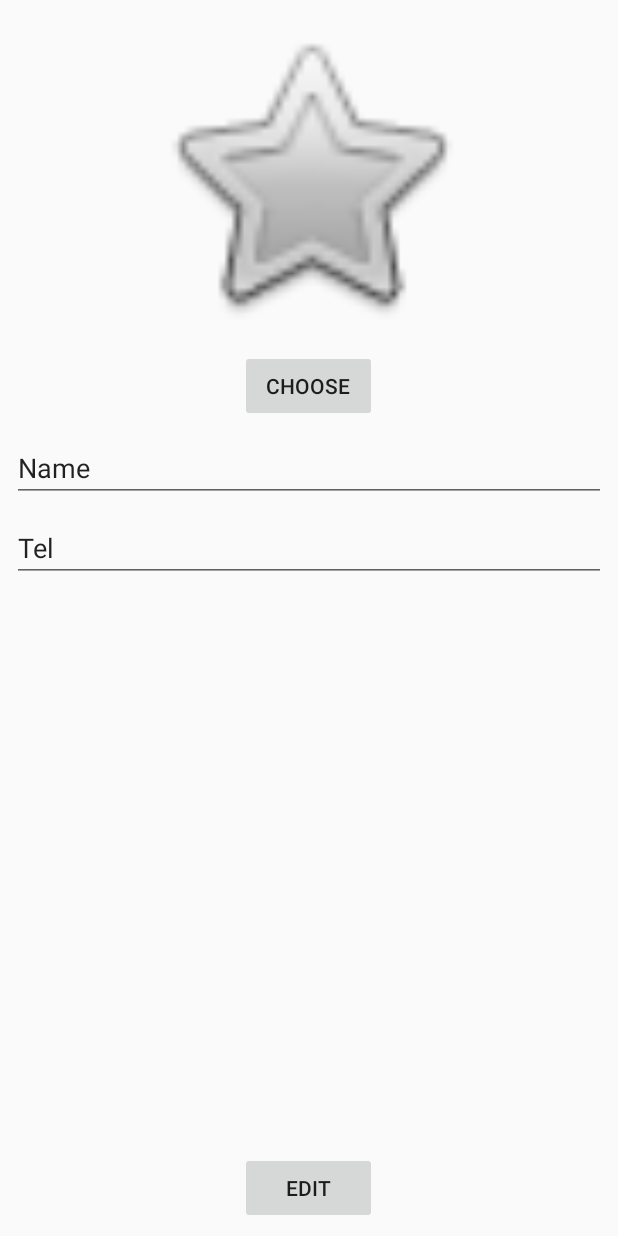
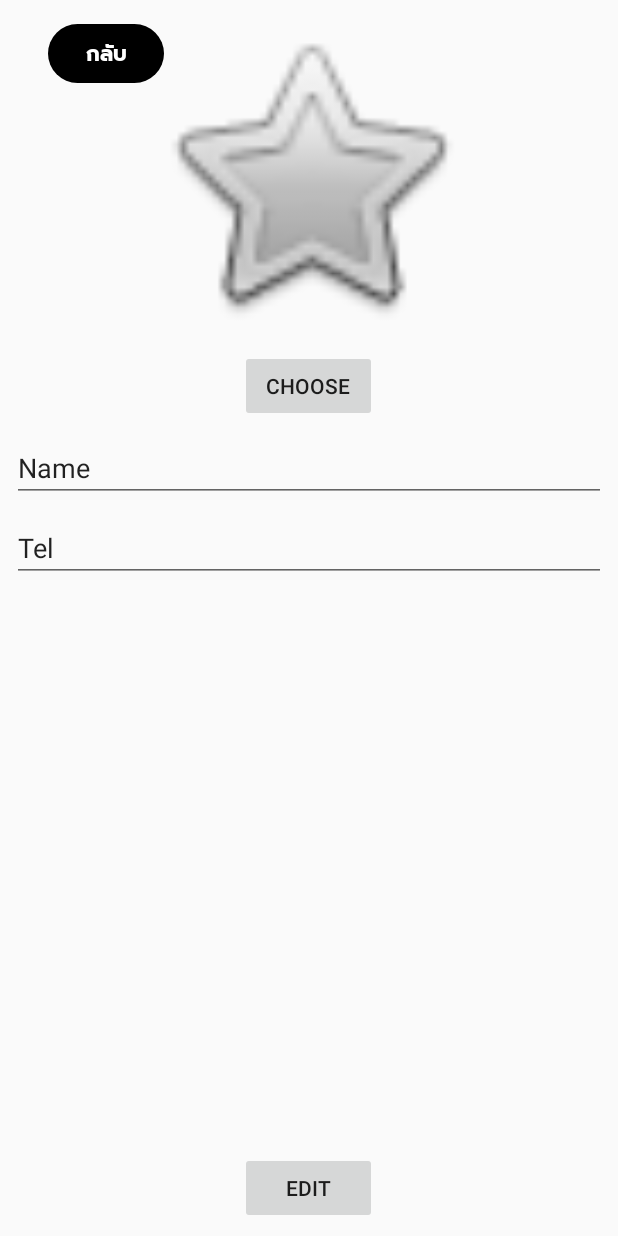
Before and after one commit to nawinest/Android-finalproject, an Android app: the fragment EditProfileFragment placed in its activity, after a tap on "EDIT", on a phone screen of 412 x 824 dp. Run offline under Robolectric (Android 15) with nearby library versions, the phone set to English and light mode, and no system bars; our stand-ins replace Firebase (no records; nobody signed in at launch, a user with empty details on screens opened directly), Picasso; pictures from the network do not load; Roboto replaces fonts that are not available here.

Commit message:
edit bug with Back Btn

```diff
--- a/FindBuffet/app/src/main/java/com/nawinc27/mac/findbuffet/Buffet_List/BuffetList_fragment.java
+++ b/FindBuffet/app/src/main/java/com/nawinc27/mac/findbuffet/Buffet_List/BuffetList_fragment.java
@@ -78,7 +78,7 @@ public class BuffetList_fragment extends Fragment {
                         .beginTransaction()
                         .replace(R.id.main_view, new LoginFragment())
                         .addToBackStack(null).commit();
-                Toast.makeText(getActivity(), "Sorry , It have some problem with Program" , Toast.LENGTH_LONG);
+                Toast.makeText(getActivity(), "Sorry , It have some problem with Program" , Toast.LENGTH_LONG).show();
             }
             buffets.clear();
             buffets.add(new Buffet("ร้านลาวา","LAVA","41/51"
--- a/FindBuffet/app/src/main/java/com/nawinc27/mac/findbuffet/Profile/EditProfileFragment.java
+++ b/FindBuffet/app/src/main/java/com/nawinc27/mac/findbuffet/Profile/EditProfileFragment.java
@@ -49,7 +49,9 @@ public class EditProfileFragment extends Fragment {
     private StorageReference mStorage;
     private Uri uri;
     private String uid, downloadImageUrl;
-
+    private String imgUrlFromProfile;
+    private boolean isUserPickImage = false;
+    private Button back_btn_edit_profile;
 
     @Nullable
     @Override
@@ -65,6 +67,8 @@ public class EditProfileFragment extends Fragment {
         Bundle bundle = getArguments();
         if(bundle != null){
             uid = bundle.getString("uid");
+            imgUrlFromProfile = bundle.getString("downloadUrl");
+            downloadImageUrl = imgUrlFromProfile;
             getEditInfo(uid);
         }
 
@@ -72,7 +76,11 @@ public class EditProfileFragment extends Fragment {
         mUploader = getActivity().findViewById(R.id.edit_btn);
         mStorage = FirebaseStorage.getInstance().getReference();
         mProfile = getActivity().findViewById(R.id.profile_img_editprofile);
-        mChoose.setOnClickListener(new View.OnClickListener() {
+        back_btn_edit_profile = getActivity().findViewById(R.id.back_btn_edit_profile);
+        initBackBtn();
+
+        //change from choose button
+        mProfile.setOnClickListener(new View.OnClickListener() {
             @Override
             public void onClick(View v) {
                 Intent intent = new Intent(Intent.ACTION_PICK);
@@ -86,6 +94,7 @@ public class EditProfileFragment extends Fragment {
                 upload();
             }
         });
+
 
 
     }
@@ -112,18 +121,36 @@ public class EditProfileFragment extends Fragment {
     @Override
     public void onActivityResult(int requestCode, int resultCode, Intent data) {
         super.onActivityResult(requestCode, resultCode, data);
+        Log.d("Edit profile","Result code : " + resultCode +"\n requestCode : " + requestCode);
 
         if (requestCode == CAMERA_REQUEST_CODE && resultCode == RESULT_OK){
             uri = data.getData();
-
             Picasso.with(getActivity()).load(uri).fit().centerCrop().into(mProfile);
+            isUserPickImage = true;
         }else{
+            isUserPickImage = false;
+            downloadImageUrl = imgUrlFromProfile;
             Toast.makeText(getActivity(),"Please Choose image", Toast.LENGTH_LONG).show();
         }
     }
 
 
     public void upload(){
+        if(!isUserPickImage) {
+            downloadImageUrl = imgUrlFromProfile;
+            EditText edit_name = ((EditText)getActivity().findViewById(R.id.edit_name));
+            EditText edit_tel = ((EditText)getActivity().findViewById(R.id.edit_tel));
+            Customer cus = new Customer(edit_name.getText().toString(), edit_tel.getText().toString()
+                    ,downloadImageUrl);
+
+            db.collection("customer").document((" Member " + uid))
+                    .set(cus).addOnSuccessListener(new OnSuccessListener<Void>() {
+                @Override
+                public void onSuccess(Void aVoid) {
+                    Toast.makeText(getActivity(),"Edit your profile success", Toast.LENGTH_LONG).show();
+                }
+            });
+        }else {
             final StorageReference filePath = mStorage.child("Photo_profile").child("Profile_" + uid);
             final UploadTask uploadTask = filePath.putFile(uri);
 
@@ -143,11 +170,11 @@ public class EditProfileFragment extends Fragment {
                         @Override
                         public void onComplete(@NonNull Task<Uri> task) {
                             downloadImageUrl = task.getResult().toString();
+                            Log.d("EditProfile  :", "onComplete: " + downloadImageUrl);
                             EditText edit_name = ((EditText)getActivity().findViewById(R.id.edit_name));
                             EditText edit_tel = ((EditText)getActivity().findViewById(R.id.edit_tel));
                             Customer cus = new Customer(edit_name.getText().toString(), edit_tel.getText().toString()
                                     ,downloadImageUrl);
-
                             db.collection("customer").document((" Member " + uid))
                                     .set(cus).addOnSuccessListener(new OnSuccessListener<Void>() {
                                 @Override
@@ -155,8 +182,6 @@ public class EditProfileFragment extends Fragment {
                                     Toast.makeText(getActivity(),"Edit your profile success", Toast.LENGTH_LONG).show();
                                 }
                             });
-
-                        Toast.makeText(getActivity(),"Uploading finished... ", Toast.LENGTH_LONG).show();
                         }
                     });
 
@@ -171,3 +196,19 @@ public class EditProfileFragment extends Fragment {
             });
         }
     }
+
+    public void initBackBtn(){
+        back_btn_edit_profile.setOnClickListener(new View.OnClickListener() {
+            @Override
+            public void onClick(View v) {
+                getActivity().getSupportFragmentManager().beginTransaction()
+                        .replace(R.id.main_view, new ProfileFragment())
+                        .addToBackStack(null)
+                        .commit();
+            }
+        });
+    }
+
+
+
+}
--- a/FindBuffet/app/src/main/res/layout/fragment_edit_profile.xml
+++ b/FindBuffet/app/src/main/res/layout/fragment_edit_profile.xml
@@ -5,6 +5,20 @@
     xmlns:tools="http://schemas.android.com/tools"
     android:layout_width="match_parent"
     android:layout_height="match_parent">
+
+    <Button
+        android:id="@+id/back_btn_edit_profile"
+        android:layout_width="77dp"
+        android:layout_height="39dp"
+        android:layout_marginStart="32dp"
+        android:layout_marginLeft="32dp"
+        android:layout_marginTop="16dp"
+        android:background="@drawable/radius_border"
+        android:fontFamily="@font/prompt_bold"
+        android:text="กลับ"
+        android:textColor="@color/colorWhite"
+        app:layout_constraintStart_toStartOf="parent"
+        app:layout_constraintTop_toTopOf="parent" />
 
     <Button
         android:id="@+id/capture_img_editprofile"
```
Also changed, not shown: FindBuffet/app/src/main/java/com/nawinc27/mac/findbuffet/Plan/PlanFromFragment.java (+18 -4 lines), FindBuffet/app/src/main/java/com/nawinc27/mac/findbuffet/Profile/ProfileFragment.java (+15 -8 lines), FindBuffet/app/src/main/res/layout/planlist_item.xml (+0 -12 lines). Lines whose indentation alone changed are shown as unchanged.
